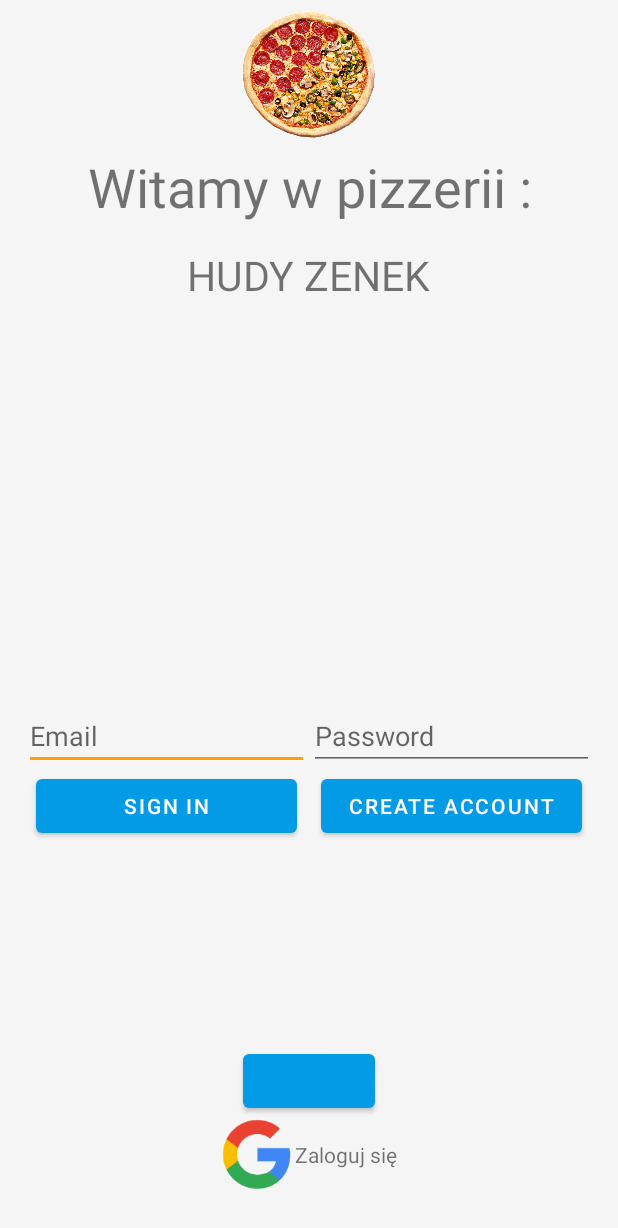
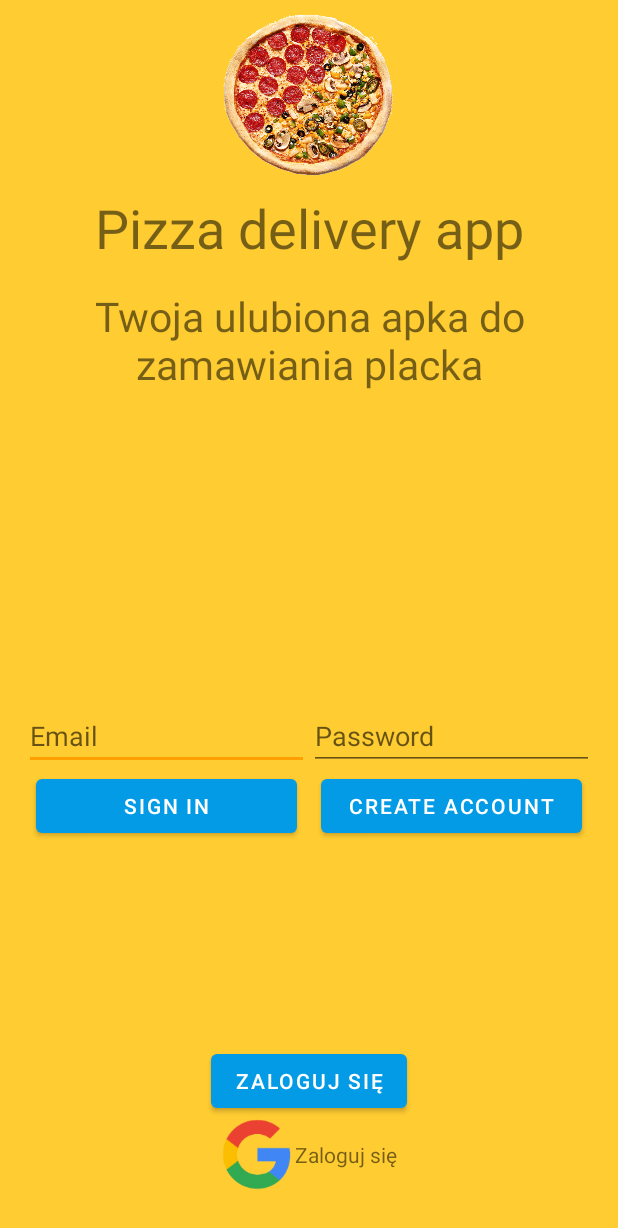
Before and after one commit to zenek24pl/PiccaZen, an Android app: the screen it shows after launch (MainActivity), on a phone screen of 412 x 824 dp. Shown: the top 1228 px of the screen. Run offline under Robolectric (Android 15) with nearby library versions, the phone set to English and light mode, and no system bars; our stand-ins replace Firebase (no records; nobody signed in at launch, a user with empty details on screens opened directly); libraries missing offline, so code that uses them is left out: com.facebook, com.facebook.login; plain views replace LoginButton; 3 statements that could not run were skipped.

Commit message:
Menu update

```diff
--- a/app/src/main/res/layout/activity_main.xml
+++ b/app/src/main/res/layout/activity_main.xml
@@ -6,7 +6,7 @@
     android:layout_height="match_parent"
     android:orientation="vertical"
 
-    android:background="@color/grey_100">
+    android:background="@color/light_orange">
 
     <fragment
         android:id="@+id/top_fragment"
@@ -36,16 +36,17 @@
 
                 <ImageView
                     android:id="@+id/icon"
-                    android:layout_width="100dp"
-                    android:layout_height="100dp"
-                    android:src="@drawable/log" />
+                    android:layout_width="154dp"
+                    android:layout_height="127dp"
+                    android:src="@drawable/log"
+                    app:srcCompat="@drawable/log" />
 
                 <TextView
                     android:id="@+id/titleText"
                     android:layout_width="wrap_content"
                     android:layout_height="wrap_content"
                     android:layout_marginBottom="@dimen/title_bottom_margin"
-                    android:text="Witamy w pizzerii :"
+                    android:text="Pizza delivery app"
                     android:theme="@style/ThemeOverlay.MyTitleText" />
 
 
@@ -53,7 +54,8 @@
                     android:id="@+id/detail"
                     android:layout_width="wrap_content"
                     android:layout_height="wrap_content"
-                    android:text="HUDY ZENEK"
+                    android:text="Twoja ulubiona apka do zamawiania placka"
+                    android:textAlignment="center"
                     android:textSize="27sp" />
 
             </LinearLayout>
@@ -154,7 +156,8 @@
                     android:id="@+id/buttonFacebookLogin"
                     android:layout_width="wrap_content"
                     android:layout_height="wrap_content"
-                    android:layout_centerInParent="true" />
+                    android:layout_centerInParent="true"
+                    android:text="@string/log_in" />
 
                 <Button
                     android:id="@+id/buttonFacebookSignout"
--- a/app/src/main/res/layout/fragment_top_bar.xml
+++ b/app/src/main/res/layout/fragment_top_bar.xml
@@ -9,7 +9,6 @@
     android:paddingTop="20dp">
 
 
-
     <ImageButton
         android:id="@+id/menu_btn"
         android:layout_width="50dp"
@@ -19,8 +18,8 @@
         android:focusable="true"
         android:padding="15dp"
         android:scaleType="fitCenter"
-        android:tint="#000000"
-         />
+        android:src="@drawable/hamburger_icon"
+        android:tint="#000000" />
 
     <TextView
         android:id="@+id/logo"
@@ -40,15 +39,15 @@
         android:id="@+id/basket_bt"
         android:layout_width="50dp"
         android:layout_height="50dp"
+        android:layout_alignParentEnd="true"
+        android:layout_alignParentRight="true"
         android:background="@android:color/transparent"
         android:contentDescription="@null"
         android:focusable="true"
         android:padding="15dp"
         android:scaleType="fitCenter"
         android:tint="#000000"
-        app:srcCompat="@drawable/basket"
-        android:layout_alignParentRight="true"
-        android:layout_alignParentEnd="true"/>
+        app:srcCompat="@drawable/basket" />
 
     <!--<ImageView-->
     <!--android:layout_toRightOf="@id/go_back_btn"-->
--- a/app/src/main/res/values/colors.xml
+++ b/app/src/main/res/values/colors.xml
@@ -8,7 +8,7 @@
     <color name="grey_300">#E0E0E0</color>
     <color name="grey_500">#9E9E9E</color>
     <color name="yellow">#dec324</color>
-
+    <color name="light_orange">#FFCC31</color>
 
     <!-- TopToast -->
     <color name="error_background">#FAD3D8</color>
```
Also changed, not shown: app/src/main/res/drawable-mdpi/hamburger_icon.png (added), 1 other file.
